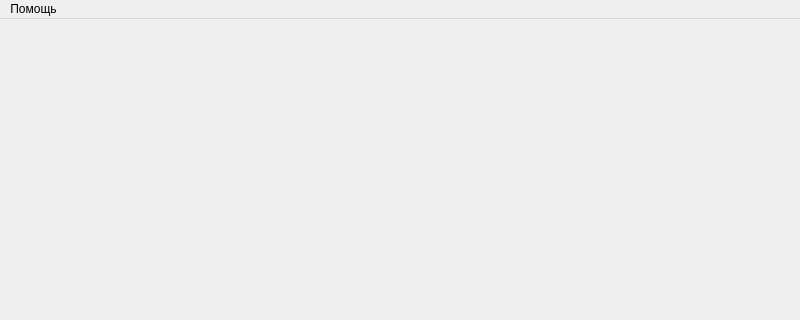
Qt form mainwindow.ui (Intueor/PPK) before a commit; both pictures show x 0 to 800 and y 0 to 320 of the 800 by 600 pixel window.
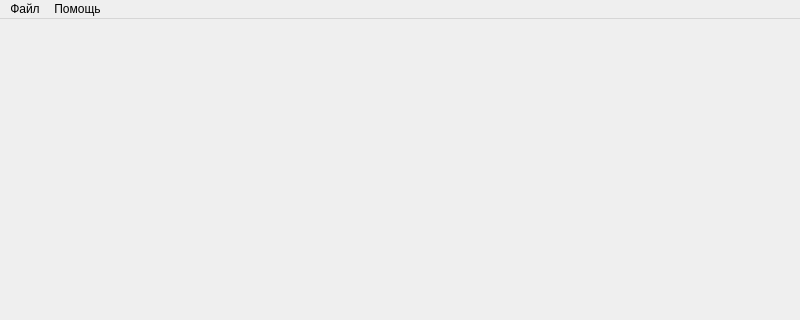
The same form after that commit. Icons and pictures are not drawn.

What changed in the file:
```diff
--- a/mainwindow.ui
+++ b/mainwindow.ui
@@ -33,6 +33,14 @@
     </property>
     <addaction name="actionAbout"/>
    </widget>
+   <widget class="QMenu" name="menuFile">
+    <property name="title">
+     <string>Файл</string>
+    </property>
+    <addaction name="actionSettings"/>
+    <addaction name="actionExit"/>
+   </widget>
+   <addaction name="menuFile"/>
    <addaction name="menuHelp"/>
   </widget>
   <widget class="QStatusBar" name="statusbar"/>
```
Left out of the diff: 29 changed lines with no effect on the pictures.
